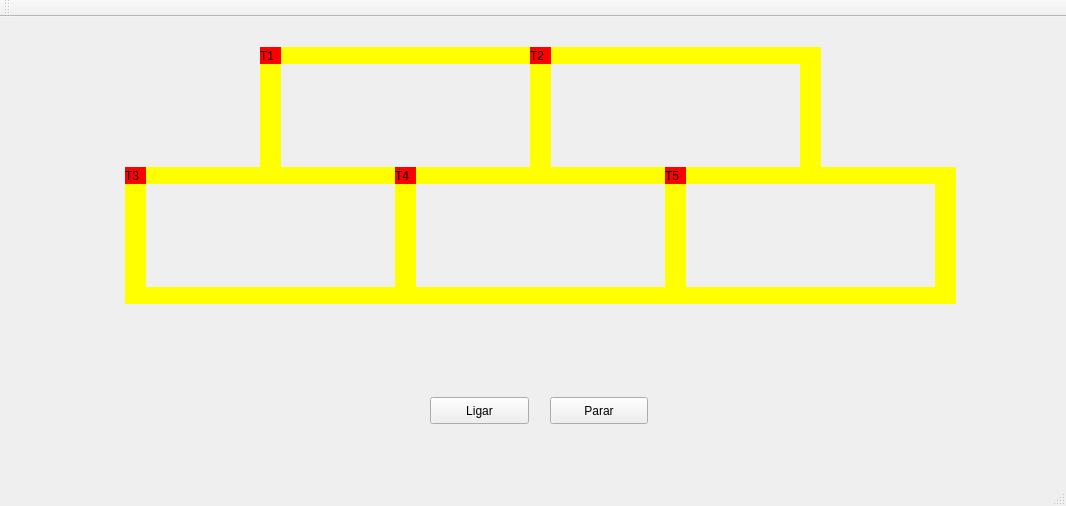
This is mainwindow.ui in joaopedrofontes/project-train-SO as Qt 5 draws it before an edit. The edited form follows.
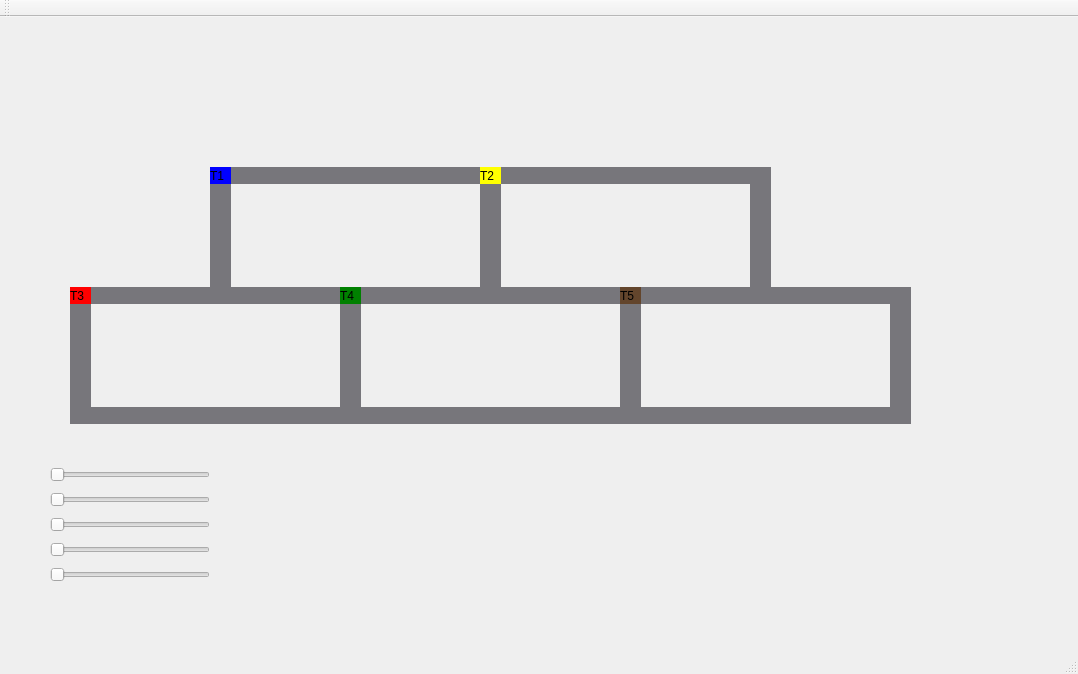
This is the edited form.

What changed in the file:
```diff
--- a/mainwindow.ui
+++ b/mainwindow.ui
@@ -6,333 +6,82 @@
    <rect>
     <x>0</x>
     <y>0</y>
-    <width>1066</width>
-    <height>506</height>
+    <width>1078</width>
+    <height>674</height>
    </rect>
   </property>
   <property name="windowTitle">
    <string>MainWindow</string>
   </property>
   <widget class="QWidget" name="centralWidget">
+   <widget class="QSlider" name="slider_trem1">
+    <property name="geometry">
+     <rect>
+      <x>50</x>
+      <y>450</y>
+      <width>160</width>
+      <height>16</height>
+     </rect>
+    </property>
+    <property name="minimum">
+     <number>0</number>
+    </property>
+    <property name="maximum">
+     <number>200</number>
+    </property>
+    <property name="orientation">
+     <enum>Qt::Horizontal</enum>
+    </property>
+    <property name="invertedControls">
+     <bool>true</bool>
+    </property>
+   </widget>
    <widget class="QLabel" name="label_trem1">
     <property name="geometry">
      <rect>
-      <x>260</x>
-      <y>30</y>
+      <x>210</x>
+      <y>150</y>
       <width>21</width>
       <height>17</height>
      </rect>
     </property>
+    <property name="autoFillBackground">
+     <bool>false</bool>
+    </property>
     <property name="styleSheet">
-     <string notr="true">QLabel { background: red}</string>
+     <string notr="true">QLabel { background: blue}</string>
     </property>
     <property name="text">
      <string>T1</string>
     </property>
    </widget>
-   <widget class="QLabel" name="label_trilho1">
-    <property name="geometry">
-     <rect>
-      <x>280</x>
-      <y>30</y>
-      <width>250</width>
-      <height>17</height>
-     </rect>
-    </property>
-    <property name="styleSheet">
-     <string notr="true">QLabel { background: yellow}</string>
-    </property>
-    <property name="text">
-     <string/>
-    </property>
-   </widget>
-   <widget class="QLabel" name="label_trilho2">
-    <property name="geometry">
-     <rect>
-      <x>280</x>
-      <y>150</y>
-      <width>250</width>
-      <height>17</height>
-     </rect>
-    </property>
-    <property name="styleSheet">
-     <string notr="true">QLabel { background: yellow}</string>
-    </property>
-    <property name="text">
-     <string/>
-    </property>
-   </widget>
-   <widget class="QLabel" name="label_trilho3">
-    <property name="geometry">
-     <rect>
-      <x>530</x>
-      <y>30</y>
-      <width>21</width>
-      <height>137</height>
-     </rect>
-    </property>
-    <property name="styleSheet">
-     <string notr="true">QLabel { background: yellow}</string>
-    </property>
-    <property name="text">
-     <string/>
-    </property>
-   </widget>
-   <widget class="QLabel" name="label_trilho4">
-    <property name="geometry">
-     <rect>
-      <x>260</x>
-      <y>30</y>
-      <width>21</width>
-      <height>137</height>
-     </rect>
-    </property>
-    <property name="styleSheet">
-     <string notr="true">QLabel { background: yellow}</string>
-    </property>
-    <property name="text">
-     <string/>
-    </property>
-   </widget>
-   <widget class="QPushButton" name="pushButton">
-    <property name="geometry">
-     <rect>
-      <x>430</x>
-      <y>380</y>
-      <width>99</width>
-      <height>27</height>
-     </rect>
-    </property>
-    <property name="text">
-     <string>Ligar</string>
-    </property>
-   </widget>
-   <widget class="QPushButton" name="pushButton_2">
-    <property name="geometry">
-     <rect>
-      <x>550</x>
-      <y>380</y>
-      <width>98</width>
-      <height>27</height>
-     </rect>
-    </property>
-    <property name="text">
-     <string>Parar</string>
-    </property>
-   </widget>
-   <widget class="QLabel" name="label_trilho4_2">
-    <property name="geometry">
-     <rect>
-      <x>800</x>
-      <y>30</y>
-      <width>21</width>
-      <height>137</height>
-     </rect>
-    </property>
-    <property name="styleSheet">
-     <string notr="true">QLabel { background: yellow}</string>
-    </property>
-    <property name="text">
-     <string/>
-    </property>
-   </widget>
-   <widget class="QLabel" name="label_trilho1_2">
-    <property name="geometry">
-     <rect>
-      <x>550</x>
-      <y>30</y>
-      <width>250</width>
-      <height>17</height>
-     </rect>
-    </property>
-    <property name="styleSheet">
-     <string notr="true">QLabel { background: yellow}</string>
-    </property>
-    <property name="text">
-     <string/>
-    </property>
-   </widget>
-   <widget class="QLabel" name="label_trilho2_2">
-    <property name="geometry">
-     <rect>
-      <x>550</x>
-      <y>150</y>
-      <width>250</width>
-      <height>17</height>
-     </rect>
-    </property>
-    <property name="styleSheet">
-     <string notr="true">QLabel { background: yellow}</string>
-    </property>
-    <property name="text">
-     <string/>
-    </property>
-   </widget>
    <widget class="QLabel" name="label_trem2">
     <property name="geometry">
      <rect>
-      <x>530</x>
-      <y>30</y>
+      <x>480</x>
+      <y>150</y>
       <width>21</width>
       <height>17</height>
      </rect>
     </property>
     <property name="styleSheet">
-     <string notr="true">QLabel { background: red}</string>
+     <string notr="true">QLabel { background: yellow}</string>
+    </property>
+    <property name="frameShape">
+     <enum>QFrame::NoFrame</enum>
     </property>
     <property name="text">
      <string>T2</string>
     </property>
-   </widget>
-   <widget class="QLabel" name="label_trilho_2_t">
-    <property name="geometry">
-     <rect>
-      <x>395</x>
-      <y>150</y>
-      <width>21</width>
-      <height>137</height>
-     </rect>
-    </property>
-    <property name="styleSheet">
-     <string notr="true">QLabel { background: yellow}</string>
-    </property>
-    <property name="text">
-     <string/>
-    </property>
-   </widget>
-   <widget class="QLabel" name="label_trilho_2_t1">
-    <property name="geometry">
-     <rect>
-      <x>145</x>
-      <y>270</y>
-      <width>250</width>
-      <height>17</height>
-     </rect>
-    </property>
-    <property name="styleSheet">
-     <string notr="true">QLabel { background: yellow}</string>
-    </property>
-    <property name="text">
-     <string/>
-    </property>
-   </widget>
-   <widget class="QLabel" name="label_trilho_2_t1_2">
-    <property name="geometry">
-     <rect>
-      <x>415</x>
-      <y>270</y>
-      <width>250</width>
-      <height>17</height>
-     </rect>
-    </property>
-    <property name="styleSheet">
-     <string notr="true">QLabel { background: yellow}</string>
-    </property>
-    <property name="text">
-     <string/>
-    </property>
-   </widget>
-   <widget class="QLabel" name="label_trilho_2_t_2">
-    <property name="geometry">
-     <rect>
-      <x>665</x>
-      <y>150</y>
-      <width>21</width>
-      <height>137</height>
-     </rect>
-    </property>
-    <property name="styleSheet">
-     <string notr="true">QLabel { background: yellow}</string>
-    </property>
-    <property name="text">
-     <string/>
-    </property>
-   </widget>
-   <widget class="QLabel" name="label_trilho_2_t1_3">
-    <property name="geometry">
-     <rect>
-      <x>686</x>
-      <y>270</y>
-      <width>250</width>
-      <height>17</height>
-     </rect>
-    </property>
-    <property name="styleSheet">
-     <string notr="true">QLabel { background: yellow}</string>
-    </property>
-    <property name="text">
-     <string/>
-    </property>
-   </widget>
-   <widget class="QLabel" name="label_trilho_2_t1_4">
-    <property name="geometry">
-     <rect>
-      <x>686</x>
-      <y>150</y>
-      <width>250</width>
-      <height>17</height>
-     </rect>
-    </property>
-    <property name="styleSheet">
-     <string notr="true">QLabel { background: yellow}</string>
-    </property>
-    <property name="text">
-     <string/>
-    </property>
-   </widget>
-   <widget class="QLabel" name="label_trilho_2_t1_5">
-    <property name="geometry">
-     <rect>
-      <x>145</x>
-      <y>150</y>
-      <width>250</width>
-      <height>17</height>
-     </rect>
-    </property>
-    <property name="styleSheet">
-     <string notr="true">QLabel { background: yellow}</string>
-    </property>
-    <property name="text">
-     <string/>
-    </property>
-   </widget>
-   <widget class="QLabel" name="label_trilho_2_t_3">
-    <property name="geometry">
-     <rect>
-      <x>125</x>
-      <y>150</y>
-      <width>21</width>
-      <height>137</height>
-     </rect>
-    </property>
-    <property name="styleSheet">
-     <string notr="true">QLabel { background: yellow}</string>
-    </property>
-    <property name="text">
-     <string/>
-    </property>
-   </widget>
-   <widget class="QLabel" name="label_trilho_2_t_4">
-    <property name="geometry">
-     <rect>
-      <x>935</x>
-      <y>150</y>
-      <width>21</width>
-      <height>137</height>
-     </rect>
-    </property>
-    <property name="styleSheet">
-     <string notr="true">QLabel { background: yellow}</string>
-    </property>
-    <property name="text">
-     <string/>
+    <property name="textFormat">
+     <enum>Qt::AutoText</enum>
     </property>
    </widget>
    <widget class="QLabel" name="label_trem3">
     <property name="geometry">
      <rect>
-      <x>125</x>
-      <y>150</y>
+      <x>70</x>
+      <y>270</y>
       <width>21</width>
       <height>17</height>
      </rect>
@@ -347,35 +96,388 @@
    <widget class="QLabel" name="label_trem4">
     <property name="geometry">
      <rect>
-      <x>395</x>
-      <y>150</y>
+      <x>340</x>
+      <y>270</y>
       <width>21</width>
       <height>17</height>
      </rect>
     </property>
     <property name="styleSheet">
-     <string notr="true">QLabel { background: red}</string>
+     <string notr="true">QLabel { background: green}</string>
     </property>
     <property name="text">
      <string>T4</string>
     </property>
    </widget>
    <widget class="QLabel" name="label_trem5">
+    <property name="enabled">
+     <bool>true</bool>
+    </property>
     <property name="geometry">
      <rect>
-      <x>665</x>
-      <y>150</y>
+      <x>620</x>
+      <y>270</y>
       <width>21</width>
       <height>17</height>
      </rect>
     </property>
     <property name="styleSheet">
-     <string notr="true">QLabel { background: red}</string>
+     <string notr="true">QLabel { background: rgb(99, 69, 44)}</string>
     </property>
     <property name="text">
      <string>T5</string>
     </property>
    </widget>
+   <widget class="QLabel" name="label_trilho3_4">
+    <property name="geometry">
+     <rect>
+      <x>890</x>
+      <y>270</y>
+      <width>21</width>
+      <height>137</height>
+     </rect>
+    </property>
+    <property name="styleSheet">
+     <string notr="true">QLabel { background: rgb(119, 118, 123)}</string>
+    </property>
+    <property name="text">
+     <string/>
+    </property>
+   </widget>
+   <widget class="QLabel" name="label_trilho1_2">
+    <property name="geometry">
+     <rect>
+      <x>500</x>
+      <y>150</y>
+      <width>250</width>
+      <height>17</height>
+     </rect>
+    </property>
+    <property name="styleSheet">
+     <string notr="true">QLabel { background: rgb(119, 118, 123)}</string>
+    </property>
+    <property name="text">
+     <string/>
+    </property>
+   </widget>
+   <widget class="QLabel" name="label_trilho1_4">
+    <property name="geometry">
+     <rect>
+      <x>640</x>
+      <y>270</y>
+      <width>250</width>
+      <height>17</height>
+     </rect>
+    </property>
+    <property name="styleSheet">
+     <string notr="true">QLabel { background: rgb(119, 118, 123)}</string>
+    </property>
+    <property name="text">
+     <string/>
+    </property>
+   </widget>
+   <widget class="QLabel" name="label_trilho4_3">
+    <property name="geometry">
+     <rect>
+      <x>620</x>
+      <y>270</y>
+      <width>21</width>
+      <height>137</height>
+     </rect>
+    </property>
+    <property name="styleSheet">
+     <string notr="true">QLabel { background: rgb(119, 118, 123)}</string>
+    </property>
+    <property name="text">
+     <string/>
+    </property>
+   </widget>
+   <widget class="QLabel" name="label_trilho3_2">
+    <property name="geometry">
+     <rect>
+      <x>750</x>
+      <y>150</y>
+      <width>21</width>
+      <height>137</height>
+     </rect>
+    </property>
+    <property name="styleSheet">
+     <string notr="true">QLabel { background: rgb(119, 118, 123)}</string>
+    </property>
+    <property name="text">
+     <string/>
+    </property>
+   </widget>
+   <widget class="QLabel" name="label_trilho1">
+    <property name="geometry">
+     <rect>
+      <x>230</x>
+      <y>150</y>
+      <width>250</width>
+      <height>17</height>
+     </rect>
+    </property>
+    <property name="styleSheet">
+     <string notr="true">QLabel { background: rgb(119, 118, 123)}</string>
+    </property>
+    <property name="text">
+     <string/>
+    </property>
+   </widget>
+   <widget class="QLabel" name="label_trilho2_4">
+    <property name="geometry">
+     <rect>
+      <x>640</x>
+      <y>390</y>
+      <width>250</width>
+      <height>17</height>
+     </rect>
+    </property>
+    <property name="styleSheet">
+     <string notr="true">QLabel { background: rgb(119, 118, 123)}</string>
+    </property>
+    <property name="text">
+     <string/>
+    </property>
+   </widget>
+   <widget class="QLabel" name="label_trilho4">
+    <property name="geometry">
+     <rect>
+      <x>210</x>
+      <y>150</y>
+      <width>21</width>
+      <height>137</height>
+     </rect>
+    </property>
+    <property name="styleSheet">
+     <string notr="true">QLabel { background: rgb(119, 118, 123)}</string>
+    </property>
+    <property name="text">
+     <string/>
+    </property>
+   </widget>
+   <widget class="QLabel" name="label_trilho2">
+    <property name="geometry">
+     <rect>
+      <x>230</x>
+      <y>270</y>
+      <width>250</width>
+      <height>17</height>
+     </rect>
+    </property>
+    <property name="styleSheet">
+     <string notr="true">QLabel { background: rgb(119, 118, 123)}</string>
+    </property>
+    <property name="text">
+     <string/>
+    </property>
+   </widget>
+   <widget class="QLabel" name="label_trilho2_5">
+    <property name="geometry">
+     <rect>
+      <x>360</x>
+      <y>390</y>
+      <width>271</width>
+      <height>17</height>
+     </rect>
+    </property>
+    <property name="styleSheet">
+     <string notr="true">QLabel { background: rgb(119, 118, 123)}</string>
+    </property>
+    <property name="text">
+     <string/>
+    </property>
+   </widget>
+   <widget class="QLabel" name="label_trilho4_2">
+    <property name="geometry">
+     <rect>
+      <x>70</x>
+      <y>270</y>
+      <width>21</width>
+      <height>137</height>
+     </rect>
+    </property>
+    <property name="styleSheet">
+     <string notr="true">QLabel { background: rgb(119, 118, 123)}</string>
+    </property>
+    <property name="text">
+     <string/>
+    </property>
+   </widget>
+   <widget class="QLabel" name="label_trilho2_2">
+    <property name="geometry">
+     <rect>
+      <x>500</x>
+      <y>270</y>
+      <width>250</width>
+      <height>17</height>
+     </rect>
+    </property>
+    <property name="styleSheet">
+     <string notr="true">QLabel { background: rgb(119, 118, 123)}</string>
+    </property>
+    <property name="text">
+     <string/>
+    </property>
+   </widget>
+   <widget class="QLabel" name="label_trilho1_3">
+    <property name="geometry">
+     <rect>
+      <x>90</x>
+      <y>270</y>
+      <width>250</width>
+      <height>17</height>
+     </rect>
+    </property>
+    <property name="styleSheet">
+     <string notr="true">QLabel { background: rgb(119, 118, 123)}</string>
+    </property>
+    <property name="text">
+     <string/>
+    </property>
+   </widget>
+   <widget class="QLabel" name="label_trilho2_3">
+    <property name="geometry">
+     <rect>
+      <x>90</x>
+      <y>390</y>
+      <width>250</width>
+      <height>17</height>
+     </rect>
+    </property>
+    <property name="styleSheet">
+     <string notr="true">QLabel { background: rgb(119, 118, 123)}</string>
+    </property>
+    <property name="text">
+     <string/>
+    </property>
+   </widget>
+   <widget class="QLabel" name="label_trilho3_3">
+    <property name="geometry">
+     <rect>
+      <x>340</x>
+      <y>270</y>
+      <width>21</width>
+      <height>137</height>
+     </rect>
+    </property>
+    <property name="styleSheet">
+     <string notr="true">QLabel { background: rgb(119, 118, 123)}</string>
+    </property>
+    <property name="text">
+     <string/>
+    </property>
+   </widget>
+   <widget class="QLabel" name="label_trilho3">
+    <property name="geometry">
+     <rect>
+      <x>480</x>
+      <y>150</y>
+      <width>21</width>
+      <height>137</height>
+     </rect>
+    </property>
+    <property name="styleSheet">
+     <string notr="true">QLabel { background: rgb(119, 118, 123)}</string>
+    </property>
+    <property name="text">
+     <string/>
+    </property>
+   </widget>
+   <widget class="QSlider" name="slider_trem2">
+    <property name="geometry">
+     <rect>
+      <x>50</x>
+      <y>475</y>
+      <width>160</width>
+      <height>16</height>
+     </rect>
+    </property>
+    <property name="minimum">
+     <number>0</number>
+    </property>
+    <property name="maximum">
+     <number>200</number>
+    </property>
+    <property name="orientation">
+     <enum>Qt::Horizontal</enum>
+    </property>
+    <property name="invertedControls">
+     <bool>true</bool>
+    </property>
+   </widget>
+   <widget class="QSlider" name="slider_trem3">
+    <property name="geometry">
+     <rect>
+      <x>50</x>
+      <y>500</y>
+      <width>160</width>
+      <height>16</height>
+     </rect>
+    </property>
+    <property name="minimum">
+     <number>0</number>
+    </property>
+    <property name="maximum">
+     <number>200</number>
+    </property>
+    <property name="orientation">
+     <enum>Qt::Horizontal</enum>
+    </property>
+    <property name="invertedControls">
+     <bool>true</bool>
+    </property>
+   </widget>
+   <widget class="QSlider" name="slider_trem4">
+    <property name="geometry">
+     <rect>
+      <x>50</x>
+      <y>525</y>
+      <width>160</width>
+      <height>16</height>
+     </rect>
+    </property>
+    <property name="minimum">
+     <number>0</number>
+    </property>
+    <property name="maximum">
+     <number>200</number>
+    </property>
+    <property name="orientation">
+     <enum>Qt::Horizontal</enum>
+    </property>
+    <property name="invertedControls">
+     <bool>true</bool>
+    </property>
+   </widget>
+   <widget class="QSlider" name="slider_trem5">
+    <property name="geometry">
+     <rect>
+      <x>50</x>
+      <y>550</y>
+      <width>160</width>
+      <height>16</height>
+     </rect>
+    </property>
+    <property name="minimum">
+     <number>0</number>
+    </property>
+    <property name="maximum">
+     <number>200</number>
+    </property>
+    <property name="orientation">
+     <enum>Qt::Horizontal</enum>
+    </property>
+    <property name="invertedControls">
+     <bool>true</bool>
+    </property>
+   </widget>
+   <zorder>slider_trem1</zorder>
+   <zorder>label_trilho3_4</zorder>
+   <zorder>label_trilho1_2</zorder>
+   <zorder>label_trilho1_4</zorder>
+   <zorder>label_trilho4_3</zorder>
+   <zorder>label_trilho3_2</zorder>
    <zorder>label_trilho1</zorder>
    <zorder>label_trilho2</zorder>
    <zorder>label_trilho3</zorder>
```
Left out of the diff: 27 changed lines with no effect on the pictures.
